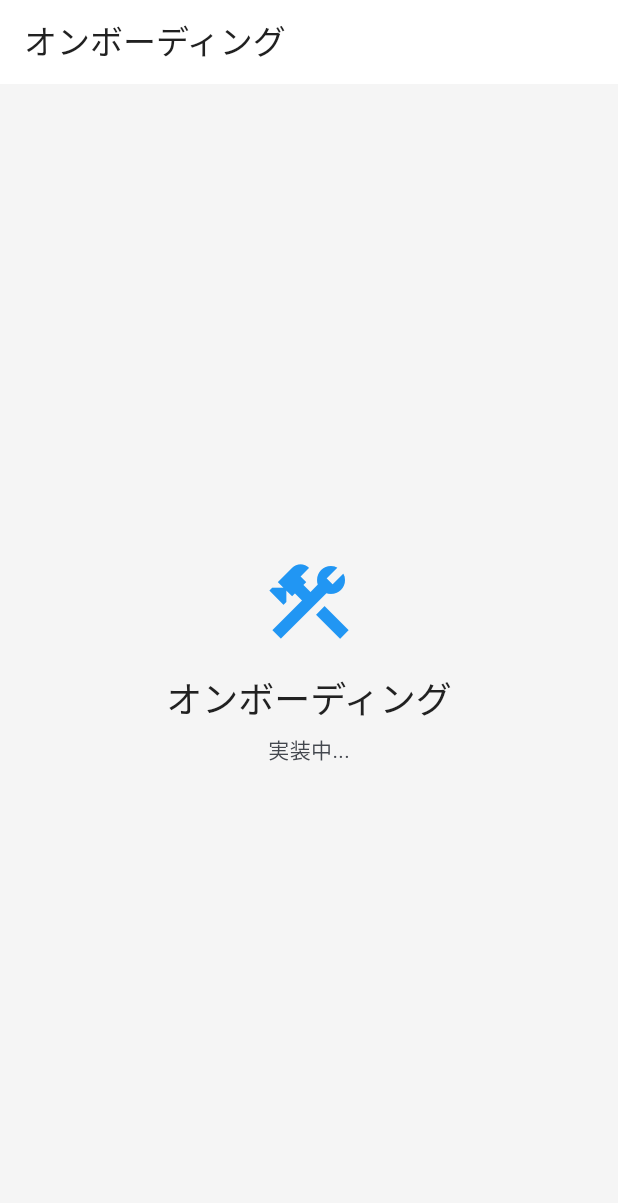
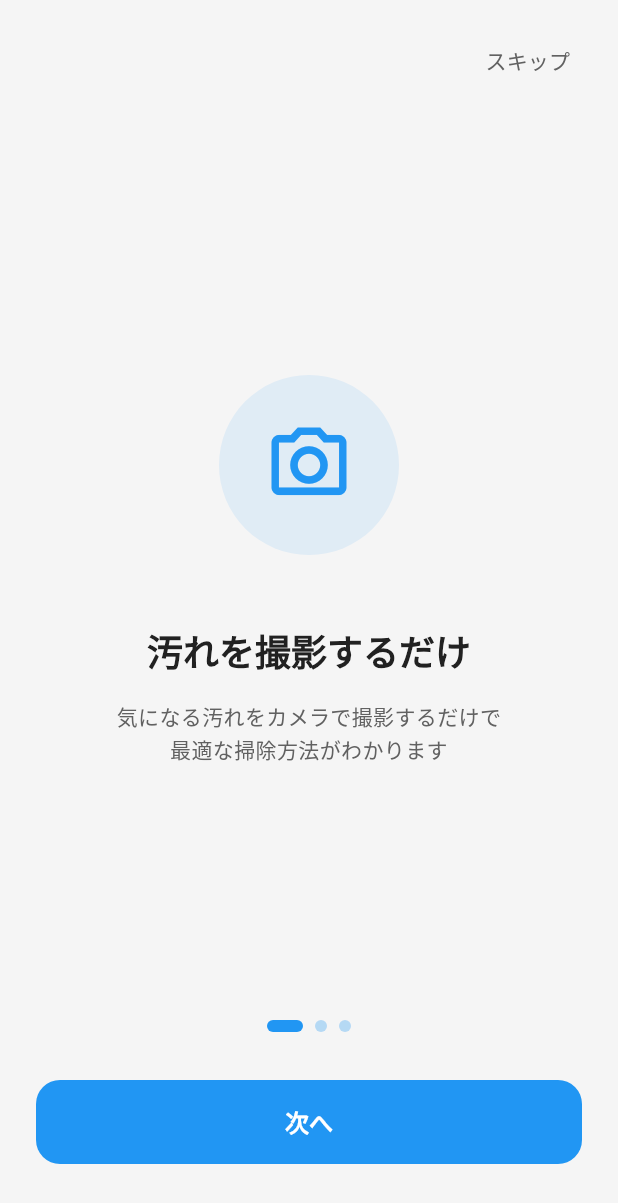
Before and after one commit to keito0612/yogolyzer, a Flutter app: the screen it shows after launch, on a phone screen of 412 x 824 dp. Shown: the top 1203 px of the screen. Run offline on Flutter 3.47's test engine with Material 3 defaults, Android fonts, the phone set to English and light mode, and no system bars; our stand-ins replace drift, flutter_riverpod, freezed_annotation, go_router, google_fonts, shared_preferences; accounts and stored records are empty; generated files the repository leaves out were written again.

Commit message:
feat: オンボーディング画面実装 + freezed導入 (#5)
## オンボーディング画面
- 3ページのスワイプ式オンボーディング
- スキップボタン（右上）
- ページインジケーター（ドット）
- 次へ/始めるボタン
- 完了時に hasCompletedOnboarding フラグを保存

## freezed導入
- freezed パッケージを追加
- SplashState を freezed で再実装
- OnboardingState を freezed で実装
- when/maybeWhen によるパターンマッチング

## フォルダ構成
- view_models フォルダを新設
- 機能ごとにサブフォルダで整理（splash/, onboarding/）
- pages と view_models で対応するフォルダ名を統一

Closes #5

Co-Authored-By: Claude Opus 4.5 <noreply@anthropic.com>

```diff
--- /dev/null
+++ b/lib/presentation/pages/onboarding/onboarding_page.dart
@@ -0,0 +1,241 @@
+import 'package:flutter/material.dart';
+import 'package:flutter_riverpod/flutter_riverpod.dart';
+import 'package:go_router/go_router.dart';
+
+import '../../../shared/constants/app_colors.dart';
+import '../../router/app_routes.dart';
+import '../../view_models/onboarding/onboarding_view_model.dart';
+
+/// オンボーディング画面
+class OnboardingPage extends ConsumerStatefulWidget {
+  const OnboardingPage({super.key});
+
+  @override
+  ConsumerState<OnboardingPage> createState() => _OnboardingPageState();
+}
+
+class _OnboardingPageState extends ConsumerState<OnboardingPage> {
+  late final PageController _pageController;
+
+  @override
+  void initState() {
+    super.initState();
+    _pageController = PageController();
+  }
+
+  @override
+  void dispose() {
+    _pageController.dispose();
+    super.dispose();
+  }
+
+  @override
+  Widget build(BuildContext context) {
+    final state = ref.watch(onboardingViewModelProvider);
+    final viewModel = ref.read(onboardingViewModelProvider.notifier);
+
+    // 状態変更を監視して遷移
+    ref.listen<OnboardingState>(onboardingViewModelProvider, (previous, next) {
+      next.when(
+        viewing: (_) {},
+        completed: () => context.go(AppRoutes.home),
+      );
+    });
+
+    // ページ変更を同期
+    state.whenOrNull(
+      viewing: (currentPage) {
+        if (_pageController.hasClients &&
+            _pageController.page?.round() != currentPage) {
+          _pageController.animateToPage(
+            currentPage,
+            duration: const Duration(milliseconds: 300),
+            curve: Curves.easeInOut,
+          );
+        }
+      },
+    );
+
+    return Scaffold(
+      body: SafeArea(
+        child: Column(
+          children: [
+            // スキップボタン
+            _buildSkipButton(viewModel),
+
+            // ページコンテンツ
+            Expanded(
+              child: PageView(
+                controller: _pageController,
+                onPageChanged: viewModel.onPageChanged,
+                children: const [
+                  _OnboardingSlide(
+                    icon: Icons.camera_alt_outlined,
+                    title: '汚れを撮影するだけ',
+                    description: '気になる汚れをカメラで撮影するだけで\n最適な掃除方法がわかります',
+                  ),
+                  _OnboardingSlide(
+                    icon: Icons.psychology_outlined,
+                    title: 'AIが汚れを診断',
+                    description: 'AIが汚れの種類を自動で判定\n油汚れ、カビ、水垢など正確に識別',
+                  ),
+                  _OnboardingSlide(
+                    icon: Icons.cleaning_services_outlined,
+                    title: '洗剤と手順を提案',
+                    description: 'おすすめの洗剤と\nステップバイステップの掃除手順を表示',
+                  ),
+                ],
+              ),
+            ),
+
+            // ページインジケーター
+            _buildPageIndicator(state),
+
+            const SizedBox(height: 32),
+
+            // 次へ / 始めるボタン
+            _buildActionButton(viewModel),
+
+            const SizedBox(height: 48),
+          ],
+        ),
+      ),
+    );
+  }
+
+  Widget _buildSkipButton(OnboardingViewModel viewModel) {
+    return Align(
+      alignment: Alignment.centerRight,
+      child: Padding(
+        padding: const EdgeInsets.all(16),
+        child: TextButton(
+          onPressed: viewModel.skip,
+          child: Text(
+            'スキップ',
+            style: TextStyle(
+              color: AppColors.textSecondary,
+              fontSize: 14,
+            ),
+          ),
+        ),
+      ),
+    );
+  }
+
+  Widget _buildPageIndicator(OnboardingState state) {
+    final currentPage = state.maybeWhen(
+      viewing: (page) => page,
+      orElse: () => OnboardingViewModel.totalPages - 1,
+    );
+
+    return Row(
+      mainAxisAlignment: MainAxisAlignment.center,
+      children: List.generate(
+        OnboardingViewModel.totalPages,
+        (index) => Container(
+          margin: const EdgeInsets.symmetric(horizontal: 4),
+          width: index == currentPage ? 24 : 8,
+          height: 8,
+          decoration: BoxDecoration(
+            color: index == currentPage
+                ? AppColors.primary
+                : AppColors.primary.withValues(alpha: 0.3),
+            borderRadius: BorderRadius.circular(4),
+          ),
+        ),
+      ),
+    );
+  }
+
+  Widget _buildActionButton(OnboardingViewModel viewModel) {
+    final isLastPage = viewModel.isLastPage;
+
+    return Padding(
+      padding: const EdgeInsets.symmetric(horizontal: 24),
+      child: SizedBox(
+        width: double.infinity,
+        height: 56,
+        child: ElevatedButton(
+          onPressed: isLastPage ? viewModel.complete : viewModel.nextPage,
+          style: ElevatedButton.styleFrom(
+            backgroundColor: AppColors.primary,
+            foregroundColor: Colors.white,
+            shape: RoundedRectangleBorder(
+              borderRadius: BorderRadius.circular(16),
+            ),
+          ),
+          child: Text(
+            isLastPage ? '始める' : '次へ',
+            style: const TextStyle(
+              fontSize: 16,
+              fontWeight: FontWeight.bold,
+            ),
+          ),
+        ),
+      ),
+    );
+  }
+}
+
+/// オンボーディングスライド
+class _OnboardingSlide extends StatelessWidget {
+  const _OnboardingSlide({
+    required this.icon,
+    required this.title,
+    required this.description,
+  });
+
+  final IconData icon;
+  final String title;
+  final String description;
+
+  @override
+  Widget build(BuildContext context) {
+    return Padding(
+      padding: const EdgeInsets.symmetric(horizontal: 32),
+      child: Column(
+        mainAxisAlignment: MainAxisAlignment.center,
+        children: [
+          // アイコン
+          Container(
+            width: 120,
+            height: 120,
+            decoration: BoxDecoration(
+              color: AppColors.primary.withValues(alpha: 0.1),
+              shape: BoxShape.circle,
+            ),
+            child: Icon(
+              icon,
+              size: 60,
+              color: AppColors.primary,
+            ),
+          ),
+
+          const SizedBox(height: 48),
+
+          // タイトル
+          Text(
+            title,
+            style: Theme.of(context).textTheme.headlineSmall?.copyWith(
+                  fontWeight: FontWeight.bold,
+                  color: AppColors.textPrimary,
+                ),
+            textAlign: TextAlign.center,
+          ),
+
+          const SizedBox(height: 16),
+
+          // 説明
+          Text(
+            description,
+            style: Theme.of(context).textTheme.bodyMedium?.copyWith(
+                  color: AppColors.textSecondary,
+                  height: 1.6,
+                ),
+            textAlign: TextAlign.center,
+          ),
+        ],
+      ),
+    );
+  }
+}
--- a/lib/presentation/router/app_router.dart
+++ b/lib/presentation/router/app_router.dart
@@ -2,6 +2,7 @@ import 'package:flutter/material.dart';
 import 'package:flutter_riverpod/flutter_riverpod.dart';
 import 'package:go_router/go_router.dart';
 
+import '../pages/onboarding/onboarding_page.dart';
 import '../pages/shell/main_shell_page.dart';
 import '../pages/splash/splash_page.dart';
 import 'app_routes.dart';
@@ -28,8 +29,7 @@ final routerProvider = Provider<GoRouter>((ref) {
       GoRoute(
         path: AppRoutes.onboarding,
         name: AppRouteNames.onboarding,
-        builder: (context, state) =>
-            const _PlaceholderPage(title: 'オンボーディング'),
+        builder: (context, state) => const OnboardingPage(),
       ),
 
       // メインシェル（BottomNavigation付き）
--- a/pubspec.yaml
+++ b/pubspec.yaml
@@ -43,6 +43,7 @@ dependencies:
   intl: ^0.20.1
   shared_preferences: ^2.5.0
   connectivity_plus: any
+  freezed_annotation: ^3.1.0
 
 dev_dependencies:
   flutter_test:
@@ -55,6 +56,7 @@ dev_dependencies:
 
   # Testing
   mocktail: ^1.0.4
+  freezed: ^4.0.1
 
 flutter:
   uses-material-design: true
```
Also changed, not shown: lib/presentation/pages/splash/splash_page.dart (+6 -9 lines), lib/presentation/view_models/onboarding/onboarding_view_model.dart (added, +82 -0 lines), lib/presentation/view_models/splash/splash_view_model.dart (renamed from lib/presentation/pages/splash/splash_view_model.dart, +11 -7 lines), lib/infrastructure/datasources/local/daos/cached_detergents_dao.g.dart, lib/infrastructure/datasources/local/daos/cached_recipes_dao.g.dart, lib/infrastructure/datasources/local/daos/diagnosis_history_dao.g.dart, lib/infrastructure/datasources/local/daos/settings_dao.g.dart, lib/presentation/view_models/onboarding/onboarding_view_model.freezed.dart (added), lib/presentation/view_models/splash/splash_view_model.freezed.dart (added), pubspec.lock, 1 other file.
